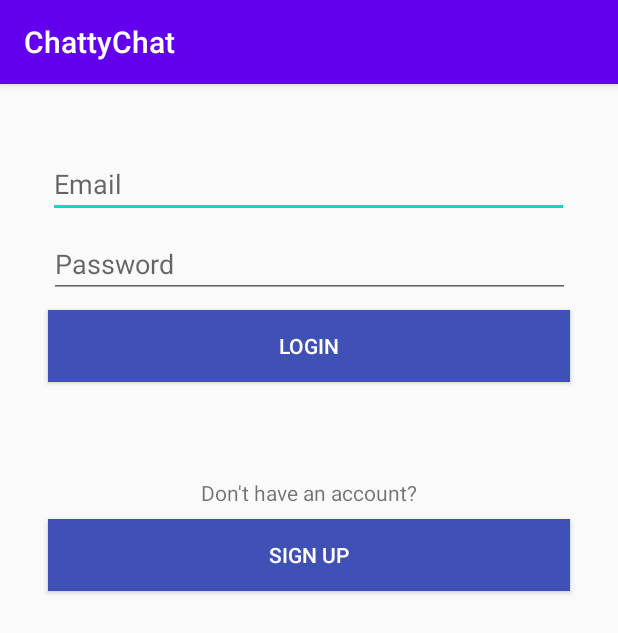
After one commit to harsh4723/ChattyChat, an Android app: the LoginActivity screen opened directly, with no data from a screen before it, on a phone screen of 412 x 824 dp. The commit adds this screen. Shown: the top 633 px of the screen. Run offline under Robolectric (Android 15) with nearby library versions, the phone set to English and light mode, and no system bars.

Commit message:
login UI

```diff
--- a/app/src/main/AndroidManifest.xml
+++ b/app/src/main/AndroidManifest.xml
@@ -8,6 +8,7 @@
         android:label="@string/app_name"
         android:supportsRtl="true"
         android:theme="@style/AppTheme">
+        <activity android:name=".LoginActivity"></activity>
         <activity
             android:name=".MainActivity"
             android:label="@string/app_name"
--- /dev/null
+++ b/app/src/main/java/com/example/chattychat/LoginActivity.kt
@@ -0,0 +1,20 @@
+package com.example.chattychat
+
+import androidx.appcompat.app.AppCompatActivity
+import android.os.Bundle
+import android.view.View
+
+class LoginActivity : AppCompatActivity() {
+
+    override fun onCreate(savedInstanceState: Bundle?) {
+        super.onCreate(savedInstanceState)
+        setContentView(R.layout.activity_login)
+    }
+
+    fun loginLoginBtnClicked(view: View){
+
+    }
+    fun loginSignUpBtnClicked(view:View){
+
+    }
+}
--- a/app/src/main/java/com/example/chattychat/MainActivity.kt
+++ b/app/src/main/java/com/example/chattychat/MainActivity.kt
@@ -1,5 +1,6 @@
 package com.example.chattychat
 
+import android.content.Intent
 import android.os.Bundle
 import android.view.Menu
 import android.view.View
@@ -31,7 +32,8 @@ class MainActivity : AppCompatActivity() {
     }
 
     fun navHeaderLoginClick(view:View){
-
+        val intent = Intent(this,LoginActivity::class.java);
+        startActivity(intent);
     }
     fun addChannelBtnClick(view:View){
 
--- /dev/null
+++ b/app/src/main/res/layout/activity_login.xml
@@ -0,0 +1,78 @@
+<?xml version="1.0" encoding="utf-8"?>
+<androidx.constraintlayout.widget.ConstraintLayout xmlns:android="http://schemas.android.com/apk/res/android"
+    xmlns:app="http://schemas.android.com/apk/res-auto"
+    xmlns:tools="http://schemas.android.com/tools"
+    android:layout_width="match_parent"
+    android:layout_height="match_parent"
+    tools:context=".LoginActivity">
+
+    <EditText
+        android:id="@+id/loginEmailText"
+        android:layout_width="347dp"
+        android:layout_height="wrap_content"
+        android:layout_marginStart="32dp"
+        android:layout_marginTop="44dp"
+        android:layout_marginEnd="32dp"
+        android:ems="10"
+        android:hint="Email"
+        android:inputType="textPersonName"
+        app:layout_constraintEnd_toEndOf="parent"
+        app:layout_constraintHorizontal_bias="0.0"
+        app:layout_constraintStart_toStartOf="parent"
+        app:layout_constraintTop_toTopOf="parent" />
+
+    <EditText
+        android:id="@+id/LoginPasswordText"
+        android:layout_width="347dp"
+        android:layout_height="wrap_content"
+        android:layout_marginStart="32dp"
+        android:layout_marginTop="8dp"
+        android:layout_marginEnd="32dp"
+        android:ems="10"
+        android:hint="Password"
+        android:inputType="textPassword"
+        app:layout_constraintEnd_toEndOf="parent"
+        app:layout_constraintStart_toStartOf="parent"
+        app:layout_constraintTop_toBottomOf="@+id/loginEmailText" />
+
+    <Button
+        android:id="@+id/loginLoginBtn"
+        android:layout_width="0dp"
+        android:layout_height="wrap_content"
+        android:layout_marginStart="32dp"
+        android:layout_marginTop="8dp"
+        android:layout_marginEnd="32dp"
+        android:background="#3F51B5"
+        android:onClick="loginLoginBtnClicked"
+        android:text="LOGIN"
+        android:textColor="#FFFFFF"
+        app:layout_constraintEnd_toEndOf="parent"
+        app:layout_constraintHorizontal_bias="0.498"
+        app:layout_constraintStart_toStartOf="parent"
+        app:layout_constraintTop_toBottomOf="@+id/LoginPasswordText" />
+
+    <TextView
+        android:id="@+id/LoginNoAccTxt"
+        android:layout_width="wrap_content"
+        android:layout_height="wrap_content"
+        android:layout_marginTop="64dp"
+        android:text="Don't have an account?"
+        app:layout_constraintEnd_toEndOf="parent"
+        app:layout_constraintStart_toStartOf="parent"
+        app:layout_constraintTop_toBottomOf="@+id/loginLoginBtn" />
+
+    <Button
+        android:id="@+id/loginSignUpBtn"
+        android:layout_width="0dp"
+        android:layout_height="wrap_content"
+        android:layout_marginStart="32dp"
+        android:layout_marginTop="8dp"
+        android:layout_marginEnd="32dp"
+        android:background="#3F51B5"
+        android:onClick="loginSignUpBtnClicked"
+        android:text="SIGN UP"
+        android:textColor="#FFFFFF"
+        app:layout_constraintEnd_toEndOf="parent"
+        app:layout_constraintStart_toStartOf="parent"
+        app:layout_constraintTop_toBottomOf="@+id/LoginNoAccTxt" />
+</androidx.constraintlayout.widget.ConstraintLayout>
```
